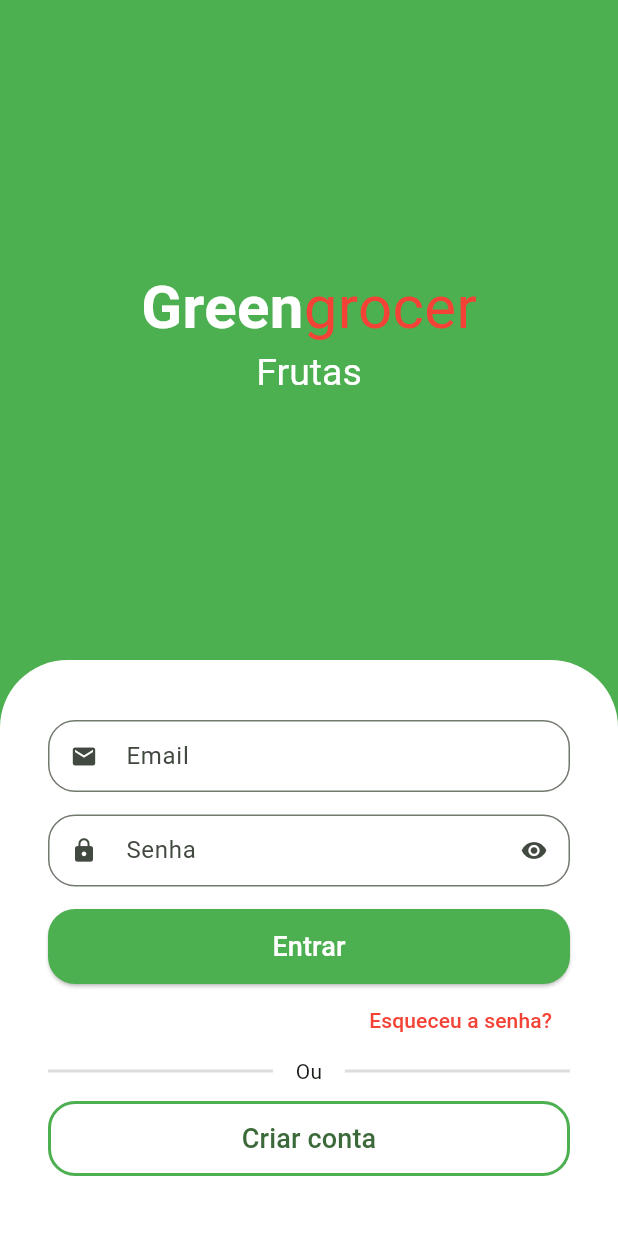
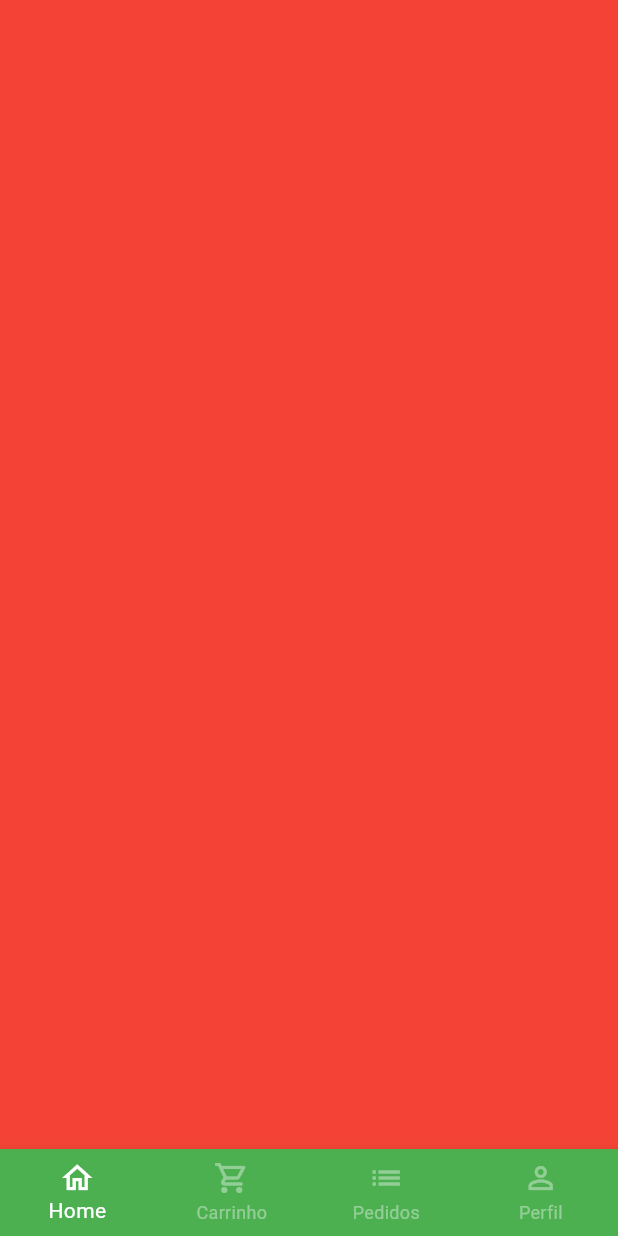
Before and after one commit to lucasletro/GreenGrocer, a Flutter app: the screen it shows after launch, after a tap on "Entrar", on a phone screen of 412 x 824 dp. Run offline on Flutter 3.47's test engine with Material 2 defaults, Android fonts, the phone set to English and light mode, and no system bars; drawn by our look-alikes of animated_text_kit; our stand-ins replace mask_text_input_formatter.

Commit message:
Tela base(Base Screen).

```diff
--- a/lib/src/auth/sign_in_screen.dart
+++ b/lib/src/auth/sign_in_screen.dart
@@ -2,6 +2,7 @@ import 'package:animated_text_kit/animated_text_kit.dart';
 import 'package:flutter/material.dart';
 import 'package:greengrocer/src/auth/components/custom_text_field.dart';
 import 'package:greengrocer/src/auth/sign_up_screen.dart';
+import 'package:greengrocer/src/base/base_screen.dart';
 
 //TELA DE LOGIN #1
 
@@ -114,7 +115,13 @@ class SignInScreen extends StatelessWidget {
                           ),
                           backgroundColor: Colors.green
                         ),
-                          onPressed: (){},
+                          onPressed: (){
+                          Navigator.of(context).pushReplacement(
+                            MaterialPageRoute(builder: (c) {
+                              return const BaseScreen();
+                            })
+                          );
+                          },
                           child: const Text("Entrar", style: TextStyle(
                             fontSize: 18,
                             color: Colors.white
--- /dev/null
+++ b/lib/src/base/base_screen.dart
@@ -0,0 +1,64 @@
+import 'package:flutter/material.dart';
+
+class BaseScreen extends StatefulWidget {
+  const BaseScreen({Key? key}) : super(key: key);
+
+  @override
+  State<BaseScreen> createState() => _BaseScreenState();
+}
+
+class _BaseScreenState extends State<BaseScreen> {
+  int currentIndex = 0;
+  final pageController = PageController();
+
+  @override
+  Widget build(BuildContext context) {
+
+    return Scaffold(
+      body: PageView(
+        physics: const NeverScrollableScrollPhysics(),
+        controller: pageController,
+        children: [
+          Container(color: Colors.red,),
+          Container(color: Colors.yellow,),
+          Container(color: Colors.blue,),
+          Container(color: Colors.purple,),
+        ],
+      ),
+
+      bottomNavigationBar: BottomNavigationBar(
+        currentIndex: currentIndex,
+        onTap: (index){
+          setState(() {
+            currentIndex = index;
+            pageController.jumpToPage(index);
+          });
+        },
+        type: BottomNavigationBarType.fixed,
+        backgroundColor: Colors.green,
+        selectedItemColor: Colors.white,
+        unselectedItemColor: Colors.white.withAlpha(100),
+        items: const [
+          BottomNavigationBarItem(
+            icon: Icon(Icons.home_outlined),
+            label: "Home",
+          ),
+          BottomNavigationBarItem(
+            icon: Icon(Icons.shopping_cart_outlined),
+            label: "Carrinho",
+          ),
+          BottomNavigationBarItem(
+            icon: Icon(Icons.list),
+            label: "Pedidos",
+          ),
+          BottomNavigationBarItem(
+            icon: Icon(Icons.person_outline),
+            label: "Perfil",
+          ),
+
+        ],
+      ),
+
+    );
+  }
+}
```
